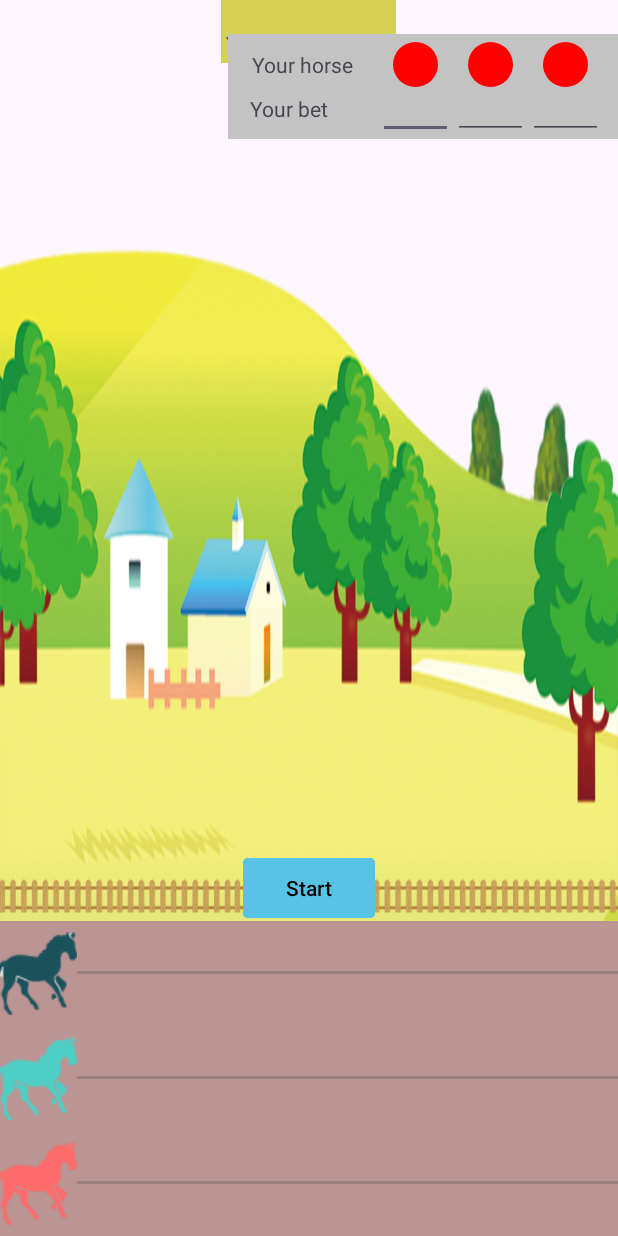
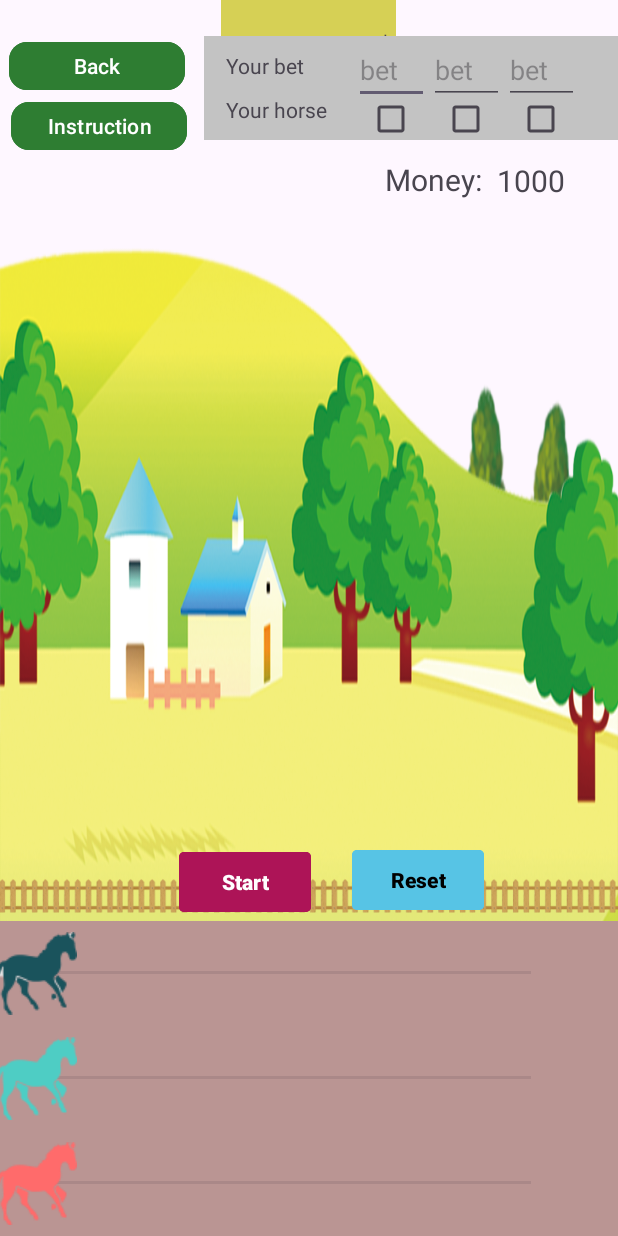
Before and after one commit to 3mallrice/PRM392-GP1, an Android app: the Game screen opened directly, with no data from a screen before it, on a phone screen of 412 x 824 dp. Run offline under Robolectric (Android 15) with nearby library versions, the phone set to English and light mode, and no system bars.

Commit message:
game.class

```diff
--- a/app/src/main/java/com/example/prm392_gp1/Game.java
+++ b/app/src/main/java/com/example/prm392_gp1/Game.java
@@ -2,13 +2,177 @@ package com.example.prm392_gp1;
 
 import androidx.appcompat.app.AppCompatActivity;
 
+import android.content.Intent;
+import android.media.MediaPlayer;
 import android.os.Bundle;
+import android.os.CountDownTimer;
+import android.view.View;
+import android.widget.Button;
+import android.widget.CheckBox;
+import android.widget.EditText;
+import android.widget.SeekBar;
+import android.widget.TextView;
+import android.widget.Toast;
+
+import java.util.Random;
 
 public class Game extends AppCompatActivity {
-
+    Button btnInstruction, btnStartRace, btnReset, btnBack;
+    CheckBox cb1, cb2, cb3;
+    EditText betHorse1, betHorse2, betHorse3;
+    TextView txtMoney;
+    SeekBar track1, track2, track3;
+    int bet1, bet2, bet3, index1, index2, index3 , total;
+    boolean checkValue = false;
     @Override
     protected void onCreate(Bundle savedInstanceState) {
         super.onCreate(savedInstanceState);
         setContentView(R.layout.activity_game);
+
+        Binding();
+        btnInstruction.setOnClickListener(new View.OnClickListener() {
+            @Override
+            public void onClick(View view) {
+                Intent intent = new Intent(Game.this, Instruction.class);
+                startActivity(intent);
+            }
+        });
+
+        //bet
+        CountDownTimer countDownTimer = new CountDownTimer(60000,700) {
+            @Override
+            public void onTick(long l) {
+                Random random = new Random();
+                int one = random.nextInt(5);
+                int two = random.nextInt(5);
+                int three = random.nextInt(5);
+                if (track1.getProgress() >= track1.getMax()){
+                    this.cancel();
+                    //mediaPlayer.stop();
+                    if (cb1.isChecked()){
+                        total += (bet1 * 2);
+                    }
+                    txtMoney.setText(String.valueOf(total));
+                    Toast.makeText(Game.this,"ONE WIN",Toast.LENGTH_SHORT).show();
+                }
+                if (track2.getProgress() >= track2.getMax()){
+                    this.cancel();
+                    //mediaPlayer.stop();
+                    if (cb2.isChecked()){
+                        total += (bet2 * 2);
+                    }
+                    txtMoney.setText(String.valueOf(total));
+                    Toast.makeText(Game.this,"TWO WIN",Toast.LENGTH_SHORT).show();
+                }
+                if (track3.getProgress() >= track3.getMax()){
+                    this.cancel();
+                    //mediaPlayer.stop();
+                    if (cb3.isChecked()){
+                        total += (bet3 * 2);
+                    }
+                    txtMoney.setText(String.valueOf(total));
+                    Toast.makeText(Game.this,"THREE WIN",Toast.LENGTH_SHORT).show();
+                }
+                track1.setProgress(track1.getProgress() + one);
+                track2.setProgress(track2.getProgress() + two);
+                track3.setProgress(track3.getProgress() + three);
+            }
+            @Override
+            public void onFinish() {
+            }
+        };
+        btnBack.setOnClickListener(new View.OnClickListener() {
+            @Override
+            public void onClick(View view) {
+                Intent intent = new Intent(Game.this, Lobby.class);
+                startActivity(intent);
+            }
+        });
+        btnStartRace.setOnClickListener(new View.OnClickListener() {
+            @Override
+            public void onClick(View view) {
+                if (cb1.isChecked() || cb2.isChecked() || cb3.isChecked()){
+                    if (cb1.isChecked()) {
+                        if (!betHorse1.getText().toString().isEmpty()) {
+                            bet1 = Integer.parseInt(betHorse1.getText().toString());
+                            checkValue = true;
+                        } else {
+                            Toast.makeText(Game.this, "Hay chọn tiền cược ô 1", Toast.LENGTH_SHORT).show();
+                        }
+                    }
+                    if (cb2.isChecked()){
+                        if (!betHorse2.getText().toString().isEmpty()){
+                            bet2 = Integer.parseInt(betHorse2.getText().toString());
+                            checkValue = true;
+                        }else {
+                            Toast.makeText(Game.this,"Hay chọn tiền cược ô 2",Toast.LENGTH_SHORT).show();
+                        }
+                    }
+                    if (cb3.isChecked()){
+                        if (!betHorse3.getText().toString().isEmpty()){
+                            bet3 = Integer.parseInt(betHorse3.getText().toString());
+                            checkValue = true;
+                        }else {
+                            Toast.makeText(Game.this,"Hay chọn tiền cược ô 3",Toast.LENGTH_SHORT).show();
+                        }
+                    }
+                    if (checkValue){
+                        if ( total > 0){
+                            if ((bet1 + bet2 + bet3) <= total ){
+                                total -= (bet1 + bet2 + bet3);
+                                txtMoney.setText(String.valueOf(total));
+                                //mediaPlayer = MediaPlayer.create(DuaNguaActivity.this,R.raw.rock_it);
+                                countDownTimer.start();
+                                //mediaPlayer.start();
+                            }else {
+                                Toast.makeText(Game.this,"Số Tiền Cược Quá Lớn!",Toast.LENGTH_SHORT).show();
+                            }
+                        }else {
+                            Toast.makeText(Game.this,"Bạn Đã Hết Tiền!",Toast.LENGTH_SHORT).show();
+                        }
+                    }
+                }else {
+                    Toast.makeText(Game.this,"Chọn con ngựa đặt cược",Toast.LENGTH_SHORT).show();
+                }
+
+            }
+        });
+
+        btnReset.setOnClickListener(new View.OnClickListener() {
+            @Override
+            public void onClick(View view) {
+                track1.setProgress(0);
+                track2.setProgress(0);
+                track3.setProgress(0);
+                betHorse1.setText(null);
+                betHorse2.setText(null);
+                betHorse3.setText(null);
+                cb1.setChecked(false);
+                cb2.setChecked(false);
+                cb3.setChecked(false);
+                bet1 = bet2 = bet3 = 0;
+            }
+        });
+    }
+
+    private void Binding(){
+        btnStartRace = (Button) findViewById(R.id.btnStartRace);
+        btnBack = (Button) findViewById(R.id.btnBack);
+        btnReset = (Button) findViewById(R.id.btnReset);
+        btnInstruction = (Button) findViewById(R.id.btnInstruction);
+        txtMoney = (TextView) findViewById(R.id.txtMoney);
+        cb1 = (CheckBox) findViewById(R.id.cb1);
+        cb2 = (CheckBox) findViewById(R.id.cb2);
+        cb3 = (CheckBox) findViewById(R.id.cb3);
+        track1 = (SeekBar) findViewById(R.id.horse1Track);
+        track1.setEnabled(false);
+        track2 = (SeekBar) findViewById(R.id.horse2Track);
+        track2.setEnabled(false);
+        track3 = (SeekBar) findViewById(R.id.horse3Track);
+        track3.setEnabled(false);
+        betHorse1 = (EditText) findViewById(R.id.betHorse1);
+        betHorse2 = (EditText) findViewById(R.id.betHorse2);
+        betHorse3 = (EditText) findViewById(R.id.betHorse3);
+        total = Integer.parseInt(txtMoney.getText().toString());
     }
 }
--- a/app/src/main/java/com/example/prm392_gp1/Login.java
+++ b/app/src/main/java/com/example/prm392_gp1/Login.java
@@ -28,7 +28,7 @@ public class Login extends AppCompatActivity {
             if (!checkInput())
                 return;
             else {
-                Intent intent = new Intent(Login.this, Instruction.class);
+                Intent intent = new Intent(Login.this, Lobby.class);
                 MusicPlayer.playAudioFromResource(Login.this, R.raw.successful);
                 startActivity(intent);
                 finish();
--- a/app/src/main/res/layout/activity_game.xml
+++ b/app/src/main/res/layout/activity_game.xml
@@ -24,12 +24,30 @@
             android:id="@+id/btnStartRace"
             android:layout_width="wrap_content"
             android:layout_height="wrap_content"
+            android:layout_alignParentStart="true"
             android:layout_alignParentBottom="true"
-            android:layout_centerHorizontal="true"
+            android:layout_marginStart="119dp"
+            android:layout_marginBottom="4dp"
+            android:backgroundTint="#AD1457"
+            android:text="Start"
+            android:textStyle="bold"
+            android:textColor="#ffffff"
+            app:cornerRadius="3dp" />
+
+        <Button
+            android:id="@+id/btnReset"
+            android:layout_width="wrap_content"
+            android:layout_height="wrap_content"
+            android:layout_alignParentEnd="true"
+            android:layout_alignParentBottom="true"
+            android:textStyle="bold"
+            android:layout_marginEnd="89dp"
+            android:layout_marginBottom="5dp"
             android:backgroundTint="#57C4E5"
-            android:text="Start"
+            android:text="Reset"
             android:textColor="#000000"
             app:cornerRadius="3dp" />
+
         <LinearLayout
             android:layout_width="wrap_content"
             android:layout_height="wrap_content"
@@ -55,96 +73,156 @@
         </LinearLayout>
 
 
-
         <LinearLayout
-            android:layout_width="260dp"
-            android:layout_height="70dp"
+            android:layout_width="253dp"
+            android:layout_height="69dp"
             android:layout_alignParentTop="true"
             android:layout_alignParentRight="true"
-            android:layout_marginTop="90dp"
+            android:layout_marginStart="2dp"
+            android:layout_marginTop="91dp"
+            android:layout_marginRight="25dp"
+            android:layout_toEndOf="@+id/btnInstruction"
             android:background="#C3C3C3"
             android:orientation="horizontal">
+
             <LinearLayout
                 android:layout_width="100dp"
-                android:orientation="vertical"
+                android:layout_height="match_parent"
                 android:gravity="center"
-                android:layout_height="match_parent">
-                <TextView
-                    android:layout_width="70dp"
-                    android:layout_height="wrap_content"
-                    android:gravity="center"
-                    android:text="Your horse" />
+                android:orientation="vertical">
+
                 <TextView
                     android:layout_width="70dp"
                     android:layout_height="wrap_content"
                     android:gravity="left"
+                    android:text="Your bet" />
+
+                <TextView
+                    android:layout_width="70dp"
+                    android:layout_height="wrap_content"
                     android:layout_marginTop="10dp"
-                    android:text="Your bet" />
+                    android:gravity="left"
+                    android:text="Your horse" />
             </LinearLayout>
+
             <LinearLayout
-                android:layout_width="match_parent"
+                android:layout_width="150dp"
                 android:layout_height="match_parent"
                 android:orientation="horizontal">
+
                 <LinearLayout
                     android:layout_width="50dp"
+                    android:layout_height="match_parent"
                     android:orientation="vertical"
-                    android:paddingTop="5dp"
-                    android:layout_height="match_parent">
-                    <ImageView
-                        android:id="@+id/playerHorseIndicator"
-                        android:layout_width="match_parent"
-                        android:layout_height="30dp"
-                        android:layout_marginBottom="10dp"
-                        android:src="@drawable/player_horse_color_indicator" />
+                    android:paddingTop="5dp">
 
                     <EditText
                         android:id="@+id/betHorse1"
                         android:layout_width="match_parent"
-                        android:layout_height="wrap_content"
+                        android:layout_height="40dp"
                         android:ems="10"
-                        android:inputType="text"
-                        android:hint="Bet" />
+                        android:hint="bet"
+                        android:inputType="text" />
+
+                    <CheckBox
+                        android:id="@+id/cb1"
+                        android:layout_width="match_parent"
+                        android:layout_height="20dp"
+                        android:layout_marginBottom="10dp"/>
                 </LinearLayout>
+
                 <LinearLayout
                     android:layout_width="50dp"
+                    android:layout_height="match_parent"
                     android:orientation="vertical"
-                    android:paddingTop="5dp"
-                    android:layout_height="match_parent">
-                    <ImageView
-                        android:id="@+id/playerHorseIndicator2"
-                        android:layout_width="match_parent"
-                        android:layout_height="30dp"
-                        android:layout_marginBottom="10dp"
-                        android:src="@drawable/player_horse_color_indicator" />
+                    android:paddingTop="5dp">
+
                     <EditText
                         android:id="@+id/betHorse2"
                         android:layout_width="match_parent"
-                        android:layout_height="wrap_content"
+                        android:layout_height="40dp"
                         android:ems="10"
-                        android:inputType="text"
-                        android:hint="Bet" />
+                        android:hint="bet"
+                        android:inputType="text" />
+
+                    <CheckBox
+                        android:id="@+id/cb2"
+                        android:layout_width="match_parent"
+                        android:layout_height="20dp"
+                        android:layout_marginBottom="10dp"/>
                 </LinearLayout>
+
                 <LinearLayout
                     android:layout_width="50dp"
+                    android:layout_height="match_parent"
                     android:orientation="vertical"
-                    android:paddingTop="5dp"
-                    android:layout_height="match_parent">
-                    <ImageView
-                        android:id="@+id/playerHorseIndicator3"
-                        android:layout_width="match_parent"
-                        android:layout_height="30dp"
-                        android:layout_marginBottom="10dp"
-                        android:src="@drawable/player_horse_color_indicator" />
+                    android:paddingTop="5dp">
+
                     <EditText
                         android:id="@+id/betHorse3"
                         android:layout_width="match_parent"
-                        android:layout_height="wrap_content"
+                        android:layout_height="40dp"
                         android:ems="10"
-                        android:inputType="text"
-                        android:hint="Bet" />
+                        android:hint="bet"
+                        android:inputType="text" />
+
+                    <CheckBox
+                        android:id="@+id/cb3"
+                        android:layout_width="match_parent"
+                        android:layout_height="20dp"
+                        android:layout_marginBottom="10dp"/>
                 </LinearLayout>
             </LinearLayout>
         </LinearLayout>
+
+        <Button
+            android:id="@+id/btnBack"
+            android:layout_width="117dp"
+            android:layout_height="40dp"
+            android:layout_alignParentStart="true"
+            android:layout_alignParentTop="true"
+            android:layout_marginStart="6dp"
+            android:layout_marginTop="91dp"
+            android:layout_marginEnd="9dp"
+            android:backgroundTint="#2E7D32"
+            android:text="Back"
+            app:cornerRadius="18px" />
+
+        <Button
+            android:id="@+id/btnInstruction"
+            android:layout_width="wrap_content"
+            android:layout_height="40dp"
+            android:layout_alignParentStart="true"
+            android:layout_alignParentTop="true"
+            android:layout_marginStart="7dp"
+            android:layout_marginTop="131dp"
+            android:layout_marginEnd="9dp"
+            android:backgroundTint="#2E7D32"
+            android:text="Instruction"
+            app:cornerRadius="18px" />
+
+        <TextView
+            android:layout_width="wrap_content"
+            android:layout_height="wrap_content"
+            android:layout_alignParentTop="true"
+            android:layout_alignParentEnd="true"
+            android:layout_marginStart="65dp"
+            android:layout_marginTop="173dp"
+            android:layout_marginEnd="86dp"
+            android:text="Money: "
+            android:textSize="20sp" />
+
+        <TextView
+            android:id="@+id/txtMoney"
+            android:layout_width="wrap_content"
+            android:layout_height="wrap_content"
+            android:layout_alignParentTop="true"
+            android:layout_alignParentEnd="true"
+            android:layout_marginStart="106dp"
+            android:layout_marginTop="174dp"
+            android:layout_marginEnd="35dp"
+            android:text="1000"
+            android:textSize="20sp" />
     </RelativeLayout>
     <LinearLayout
         android:id="@+id/raceTrack"
@@ -158,12 +236,13 @@
             android:layout_height="match_parent"
             android:orientation="vertical">
             <LinearLayout
-                android:layout_width="match_parent"
+                android:layout_width="370dp"
                 android:layout_height="70dp">
 
                 <SeekBar
                     android:id="@+id/horse1Track"
-                    android:layout_width="wrap_content"
+                    android:layout_width="100dp"
+                    android:splitTrack="false"
                     android:layout_height="wrap_content"
                     android:layout_gravity="center"
                     android:layout_weight="1"
@@ -171,12 +250,13 @@
                     android:thumb="@drawable/horse1small" />
             </LinearLayout>
             <LinearLayout
-                android:layout_width="match_parent"
+                android:layout_width="370dp"
                 android:layout_height="70dp">
 
                 <SeekBar
                     android:id="@+id/horse2Track"
                     android:layout_width="wrap_content"
+                    android:splitTrack="false"
                     android:layout_height="wrap_content"
                     android:layout_gravity="center"
                     android:layout_weight="1"
@@ -184,13 +264,14 @@
             </LinearLayout>
 
             <LinearLayout
-                android:layout_width="match_parent"
+                android:layout_width="370dp"
                 android:layout_height="70dp">
                 <SeekBar
                     android:id="@+id/horse3Track"
-                    android:layout_width="708dp"
+                    android:layout_width="wrap_content"
                     android:layout_height="wrap_content"
                     android:layout_gravity="center"
+                    android:splitTrack="false"
                     android:layout_weight="1"
                     android:thumb="@drawable/horse3small" />
             </LinearLayout>
--- a/app/src/main/res/layout/activity_instruction.xml
+++ b/app/src/main/res/layout/activity_instruction.xml
@@ -55,7 +55,7 @@
         android:textColor="	#ff0000"/>
 
     <Button
-        android:id="@+id/startGameButton"
+        android:id="@+id/btnstartGameButton"
         android:layout_width="wrap_content"
         android:layout_height="wrap_content"
         android:layout_below="@+id/gameInstructionsTextView"
```
Also changed, not shown: app/src/main/java/com/example/prm392_gp1/Instruction.java (+11 -1 lines), app/src/main/java/com/example/prm392_gp1/Lobby.java (+13 -1 lines), app/src/main/res/layout/activity_lobby.xml (+10 -0 lines).
